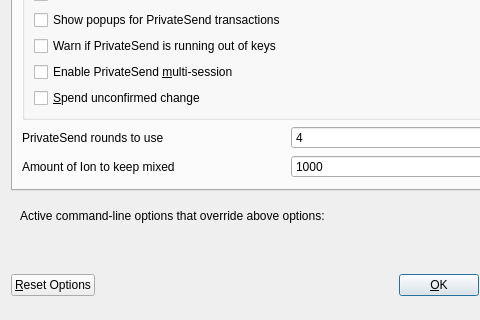
Before: the Qt Designer form src/qt/forms/optionsdialog.ui in ioncoincore/ion-bitbucket, drawn with Qt 5; both pictures show x 0 to 480 and y 143 to 463 of the 576 by 463 pixel window.
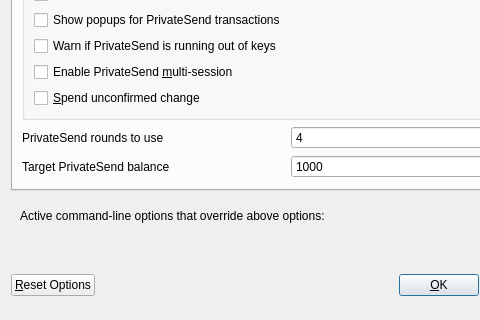
After: the same form once the commit is applied. The open tabs and pages were chosen to show the change. Custom widgets are drawn as their Qt base class.

Commit message:
Tweak few more strings re mixing and balances (#3265)
* Tweak few more strings re mixing and balances

* "Fully mixed"/"mixed" -> "PrivateSend"

* Apply suggestions from code review

```diff
--- a/src/qt/forms/optionsdialog.ui
+++ b/src/qt/forms/optionsdialog.ui
@@ -263,7 +263,7 @@
             <string notr="true"/>
            </property>
            <property name="text">
-            <string>Amount of Ion to keep mixed</string>
+            <string>Target PrivateSend balance</string>
            </property>
           </widget>
          </item>
```
The commit also changes 6 other files.
